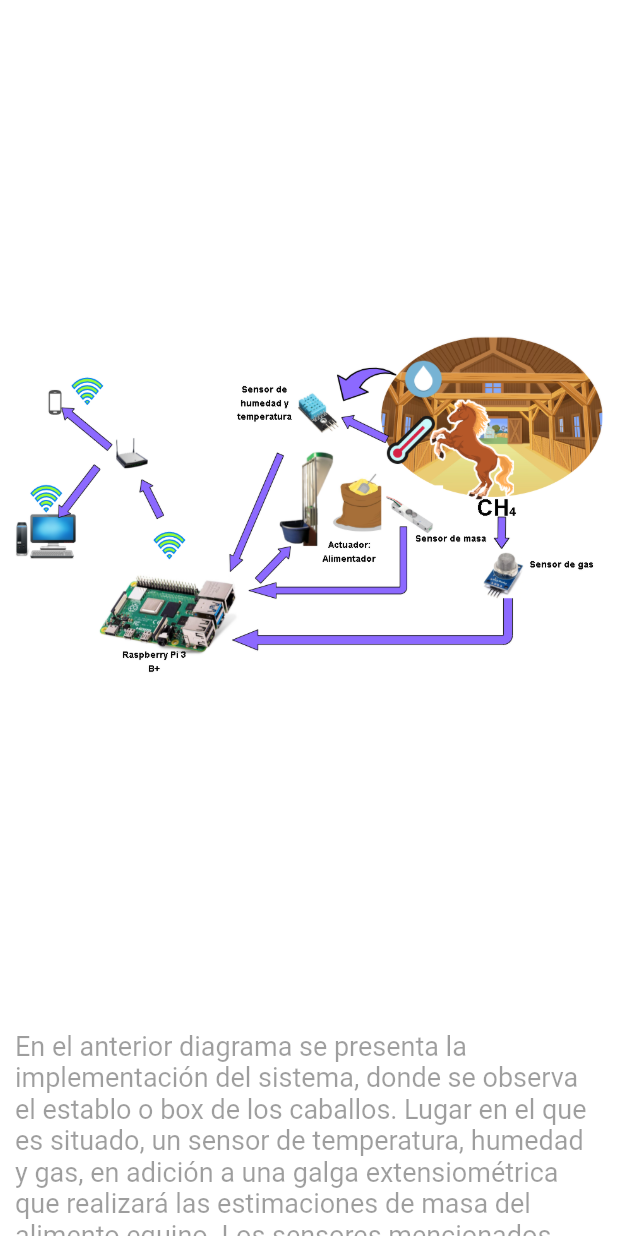
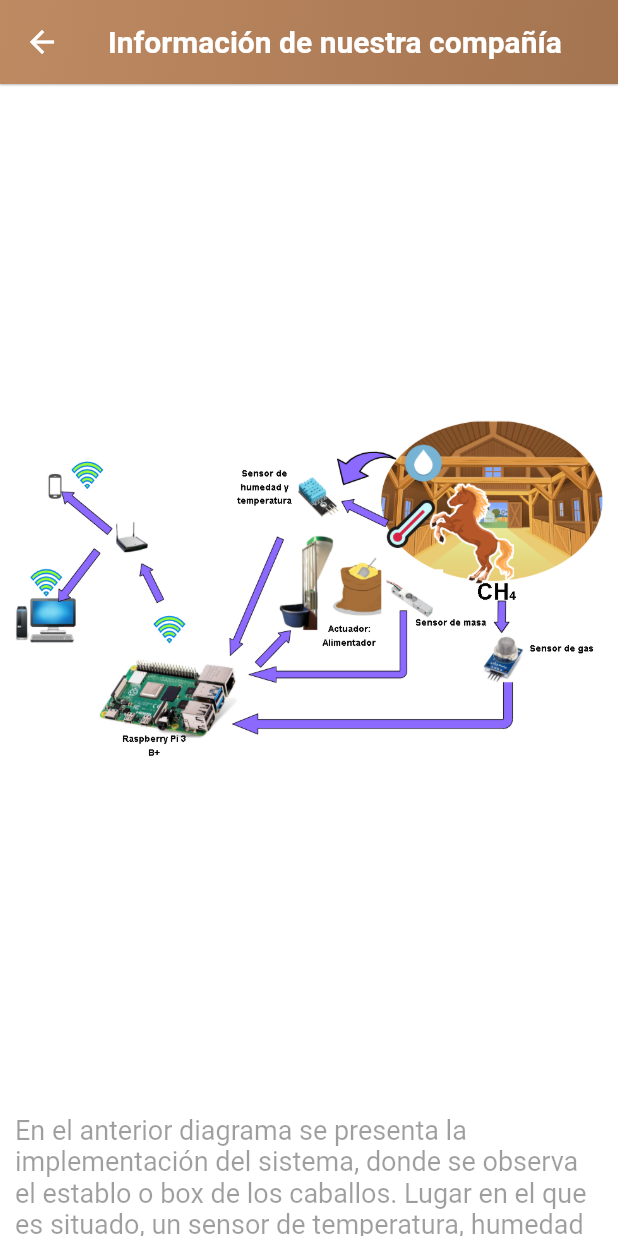
Before and after one commit to dapineda11/Better_Horse_IOT, a Flutter app: the QuienesSomos screen opened directly, scrolled down 2304 dp, on a phone screen of 412 x 824 dp. Run offline on Flutter 3.47's test engine with Material 2 defaults, Android fonts, the phone set to English and light mode, and no system bars; our stand-ins replace fluttertoast, hexcolor, image_picker; missing offline and left inert: dart:html; network calls fail.

Commit message:
Botones de back... Informacion compañia y registro de caballos

```diff
--- a/login_y_registro/lib/pages/caballo_pagina.dart
+++ b/login_y_registro/lib/pages/caballo_pagina.dart
@@ -1,7 +1,5 @@
  import 'package:flutter/material.dart';
 import 'lista_caballos.dart';
-
-
 
 class CaballoPagina extends StatelessWidget{
   final CaballoReg caballitoxd;
--- a/login_y_registro/lib/pages/lista_caballos.dart
+++ b/login_y_registro/lib/pages/lista_caballos.dart
@@ -66,6 +66,7 @@ List<CaballoReg> caballos=[
   Widget build(BuildContext context) {
     double _headerHeight = 130;
 
+
     return Scaffold(
       backgroundColor: Colors.white,
       appBar: AppBar(
--- a/login_y_registro/lib/pages/quienes_somos.dart
+++ b/login_y_registro/lib/pages/quienes_somos.dart
@@ -18,6 +18,23 @@ class _QuienesSomosState extends State<QuienesSomos> {
 
     return Scaffold(
         backgroundColor: Colors.white,
+      appBar: AppBar(
+        title: const Text ('Información de nuestra compañía' ,
+          style: TextStyle(color: Colors.white, fontWeight: FontWeight.bold),),
+        elevation: 0.5,
+        iconTheme: IconThemeData(color: Colors.white),
+        centerTitle: true,
+        flexibleSpace: Container(
+          decoration: BoxDecoration(
+              gradient: LinearGradient(
+                  begin: Alignment.topLeft,
+                  end: Alignment.bottomRight,
+                  colors: <Color>[
+                    Theme.of(context).primaryColor,
+                    Theme.of(context).accentColor,
+                  ])),
+        ),
+      ),
       body: SingleChildScrollView(
         child: Column(
           children: [
```
Also changed, not shown: login_y_registro/lib/pages/menu_y_usuario.dart (+3 -7 lines), login_y_registro/lib/pages/registro_caballos.dart (+19 -0 lines).
